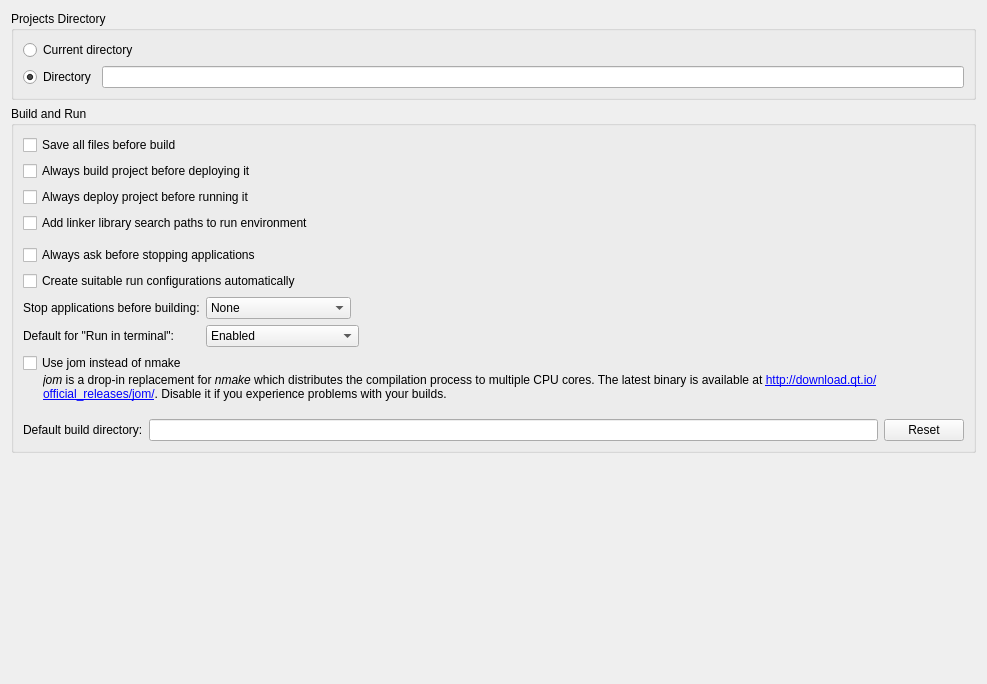
The window that src/plugins/projectexplorer/projectexplorersettingspage.ui (qt-creator/qt-creator) describes before a commit, drawn with Qt 5.
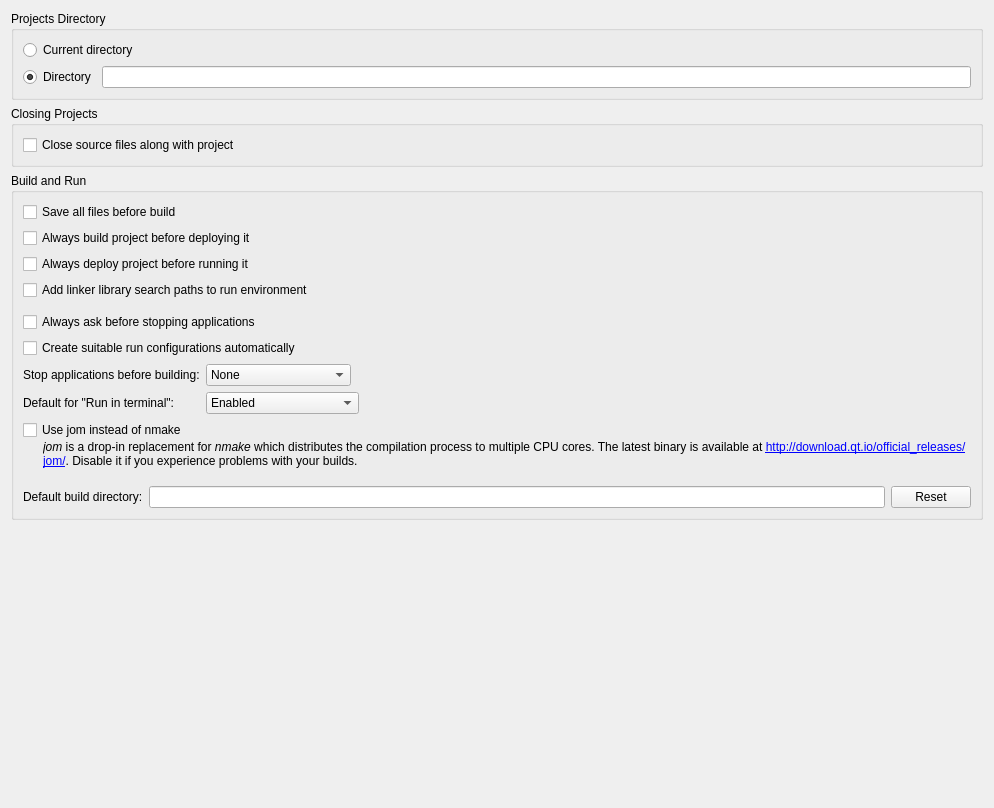
The same window after the commit. Custom widgets are drawn as their Qt base class.

Commit message:
ProjectExplorer: Let user configure whether to close files with projects
Fixes: QTCREATORBUG-22198

Diff of the .ui file:
```diff
--- a/src/plugins/projectexplorer/projectexplorersettingspage.ui
+++ b/src/plugins/projectexplorer/projectexplorersettingspage.ui
@@ -6,11 +6,11 @@
    <rect>
     <x>0</x>
     <y>0</y>
-    <width>987</width>
-    <height>684</height>
+    <width>994</width>
+    <height>808</height>
    </rect>
   </property>
-  <layout class="QVBoxLayout" name="verticalLayout_2">
+  <layout class="QVBoxLayout" name="verticalLayout_4">
    <item>
     <widget class="QGroupBox" name="directoryGroupBox">
      <property name="title">
@@ -46,6 +46,22 @@
      </layout>
     </widget>
    </item>
+   <item>
+    <widget class="QGroupBox" name="closeProjectGroupBox">
+     <property name="title">
+      <string>Closing Projects</string>
+     </property>
+     <layout class="QVBoxLayout" name="verticalLayout_2">
+      <item>
+       <widget class="QCheckBox" name="closeSourceFilesCheckBox">
+        <property name="text">
+         <string>Close source files along with project</string>
+        </property>
+       </widget>
+      </item>
+     </layout>
+    </widget>
+   </item>
    <item>
     <widget class="QGroupBox" name="buildAndRunGroupBox">
      <property name="title">
```
The commit also changes 3 other files.
